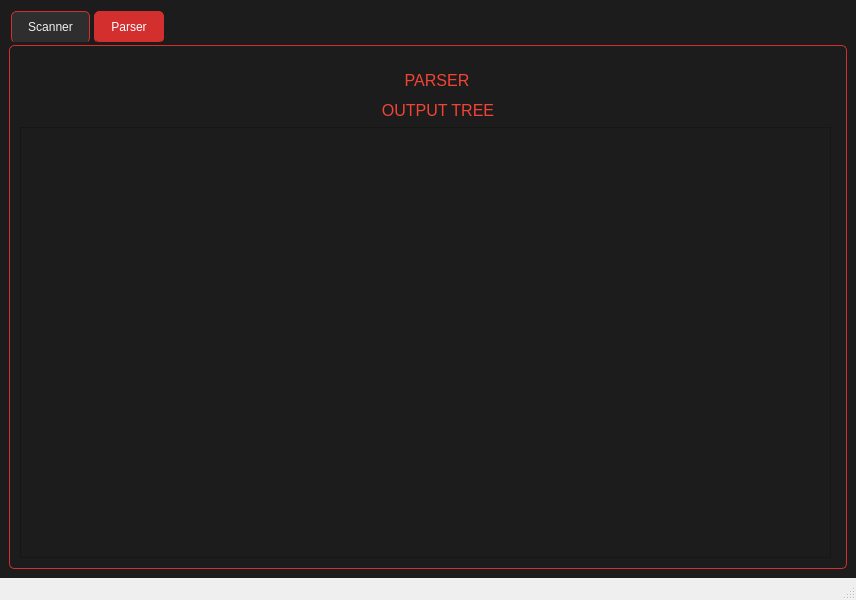
Above: gui.ui from ENGaliyasser/Compiler-project before the change. Below: the same form after it.
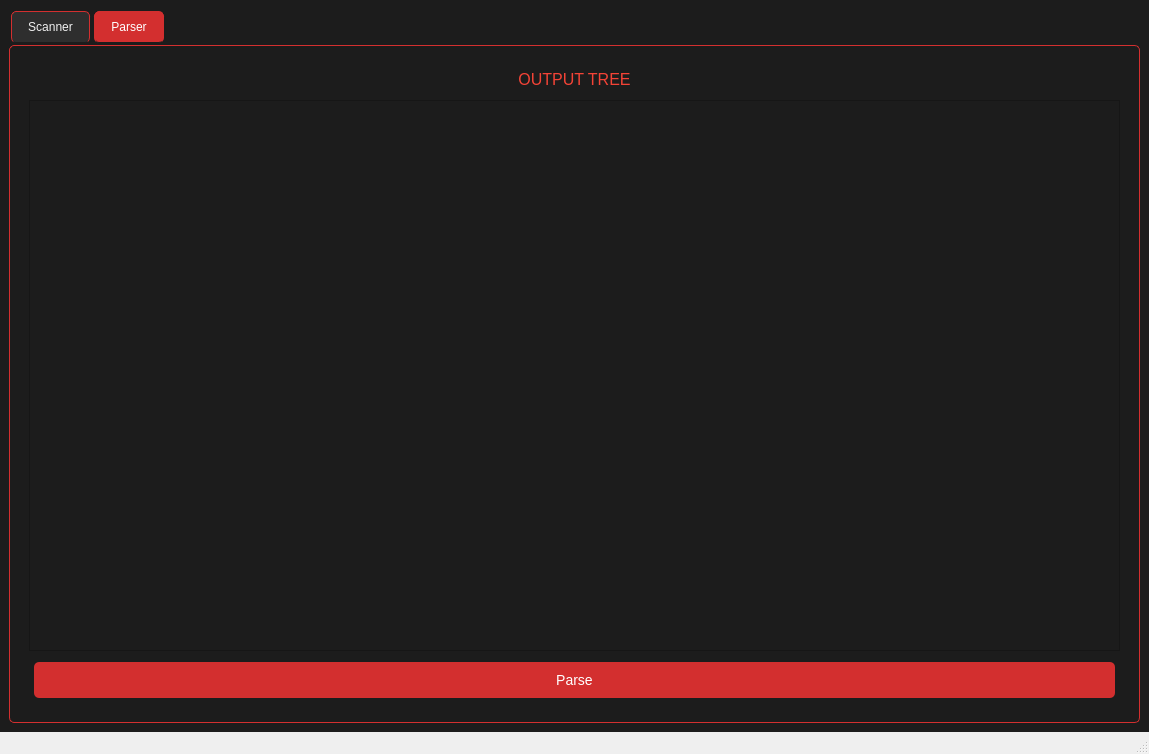
That is the form after the change. The open tabs and pages were chosen to show the change.

Patch:
```diff
--- a/gui.ui
+++ b/gui.ui
@@ -6,8 +6,8 @@
    <rect>
     <x>0</x>
     <y>0</y>
-    <width>856</width>
-    <height>600</height>
+    <width>1149</width>
+    <height>754</height>
    </rect>
   </property>
   <property name="minimumSize">
@@ -297,15 +297,9 @@
        <attribute name="title">
         <string>Parser</string>
        </attribute>
+       <layout class="QGridLayout" name="gridLayout_4">
+        <item row="0" column="0">
        <widget class="QLabel" name="label_10">
-        <property name="geometry">
-         <rect>
-          <x>220</x>
-          <y>40</y>
-          <width>396</width>
-          <height>29</height>
-         </rect>
-        </property>
         <property name="maximumSize">
          <size>
           <width>16777215</width>
@@ -324,43 +318,18 @@
          <set>Qt::AlignCenter</set>
         </property>
        </widget>
-       <widget class="QLabel" name="label_12">
-        <property name="geometry">
-         <rect>
-          <x>18</x>
-          <y>10</y>
-          <width>798</width>
-          <height>29</height>
-         </rect>
-        </property>
-        <property name="maximumSize">
-         <size>
-          <width>16777215</width>
-          <height>60</height>
-         </size>
-        </property>
-        <property name="font">
-         <font>
-          <pointsize>-1</pointsize>
-         </font>
-        </property>
+        </item>
+        <item row="1" column="0">
+         <widget class="QGraphicsView" name="graphicsView"/>
+        </item>
+        <item row="2" column="0">
+         <widget class="QPushButton" name="parse">
         <property name="text">
-         <string>PARSER</string>
-        </property>
-        <property name="alignment">
-         <set>Qt::AlignCenter</set>
-        </property>
-       </widget>
-       <widget class="QGraphicsView" name="graphicsView">
-        <property name="geometry">
-         <rect>
-          <x>0</x>
-          <y>71</y>
-          <width>811</width>
-          <height>431</height>
-         </rect>
-        </property>
-       </widget>
+           <string>Parse</string>
+          </property>
+         </widget>
+        </item>
+       </layout>
       </widget>
      </widget>
     </item>
```
Left out of the diff: 46 changed lines with no effect on the pictures. Lines whose indentation alone changed are shown as unchanged.
